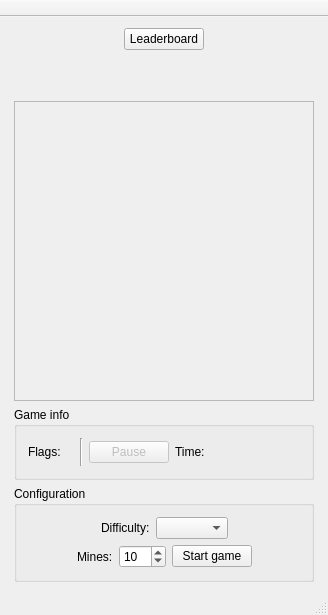
This is game_gui.ui in pavolmarak/minesweeper as Qt 5 draws it before an edit. The edited form follows.
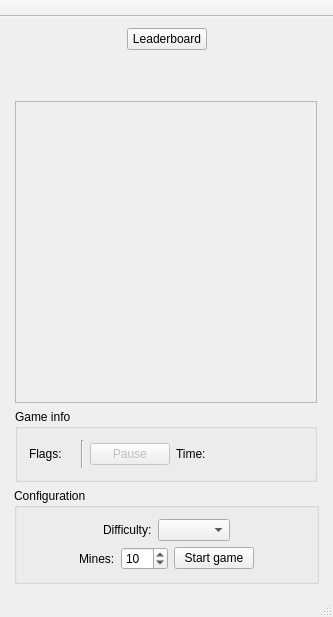
This is the edited form. Custom widgets are drawn as their Qt base class.

Commit message: Massive code reorganization is underway. Separating game logic from GUI.

```diff
--- a/game_gui.ui
+++ b/game_gui.ui
@@ -6,8 +6,8 @@
    <rect>
     <x>0</x>
     <y>0</y>
-    <width>328</width>
-    <height>615</height>
+    <width>333</width>
+    <height>617</height>
    </rect>
   </property>
   <property name="sizePolicy">
@@ -18,14 +18,14 @@
   </property>
   <property name="minimumSize">
    <size>
-    <width>328</width>
-    <height>615</height>
+    <width>333</width>
+    <height>617</height>
    </size>
   </property>
   <property name="maximumSize">
    <size>
-    <width>328</width>
-    <height>615</height>
+    <width>333</width>
+    <height>617</height>
    </size>
   </property>
   <property name="windowTitle">
@@ -125,14 +125,14 @@
           </property>
           <property name="minimumSize">
            <size>
-            <width>300</width>
-            <height>300</height>
+            <width>302</width>
+            <height>302</height>
            </size>
           </property>
           <property name="maximumSize">
            <size>
-            <width>300</width>
-            <height>300</height>
+            <width>302</width>
+            <height>302</height>
            </size>
           </property>
           <property name="mouseTracking">
@@ -240,13 +240,13 @@
           </property>
           <property name="minimumSize">
            <size>
-            <width>300</width>
+            <width>302</width>
             <height>0</height>
            </size>
           </property>
           <property name="maximumSize">
            <size>
-            <width>300</width>
+            <width>302</width>
             <height>16777215</height>
            </size>
           </property>
@@ -386,13 +386,13 @@
           </property>
           <property name="minimumSize">
            <size>
-            <width>300</width>
+            <width>305</width>
             <height>0</height>
            </size>
           </property>
           <property name="maximumSize">
            <size>
-            <width>300</width>
+            <width>305</width>
             <height>16777215</height>
            </size>
           </property>
```
Left out of the diff: 6 changed lines with no effect on the pictures. The commit also changes 12 other files.
